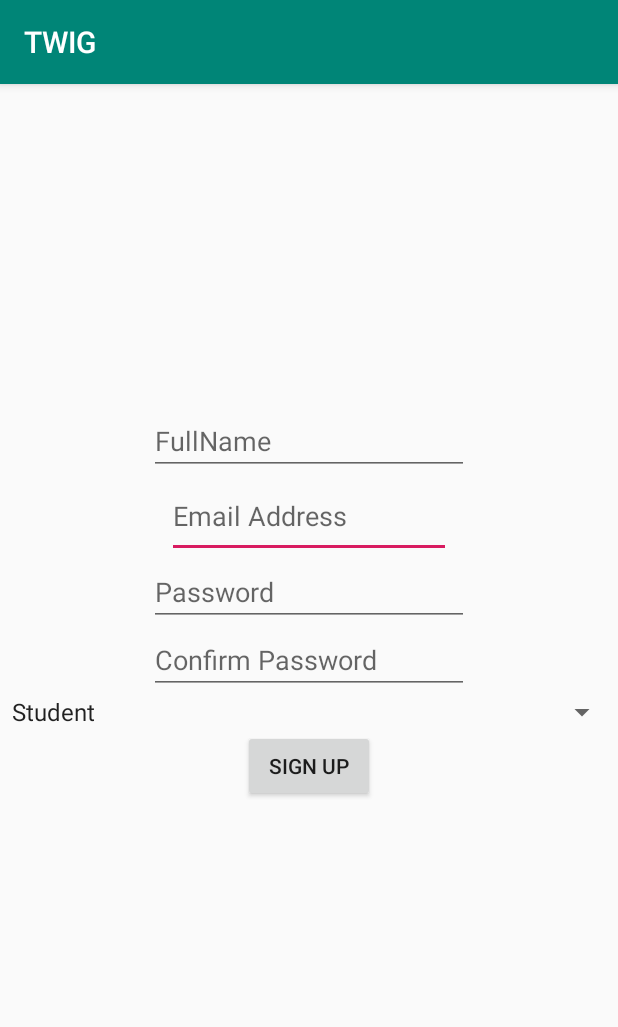
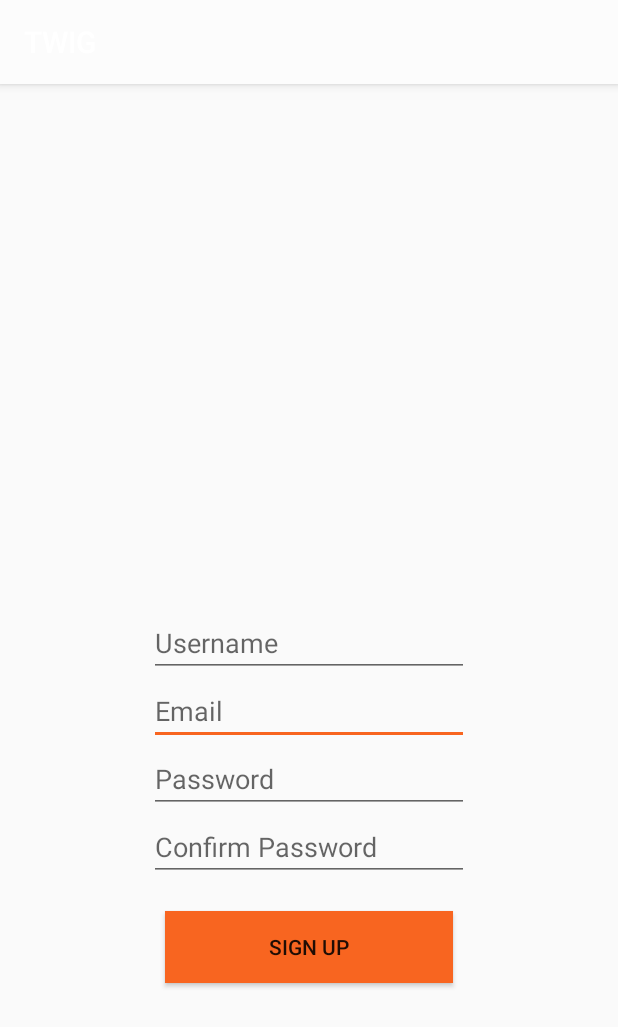
Before and after one commit to syybly/twig, an Android app: the SignupActivity screen opened directly, with no data from a screen before it, on a phone screen of 412 x 824 dp. Shown: the top 1027 px of the screen. Run offline under Robolectric (Android 15) with nearby library versions, the phone set to English and light mode, and no system bars; 1 statement that could not run was skipped.

Commit message:
change the tablayout for sign in and sign out. sign in and login UI vision_02

```diff
--- a/app/build.gradle
+++ b/app/build.gradle
@@ -26,4 +26,5 @@ dependencies {
     testImplementation 'junit:junit:4.12'
     androidTestImplementation 'com.android.support.test:runner:1.0.2'
     androidTestImplementation 'com.android.support.test.espresso:espresso-core:3.0.2'
+    implementation 'com.android.support:design:28.0.0'
 }
--- a/app/src/main/java/com/rmit/twig/View/LoginActivity.java
+++ b/app/src/main/java/com/rmit/twig/View/LoginActivity.java
@@ -3,11 +3,16 @@ package com.rmit.twig.View;
 import android.content.Context;
 import android.content.Intent;
 import android.os.Bundle;
+import android.support.design.widget.TabItem;
+import android.support.design.widget.TabLayout;
+import android.support.v4.view.PagerAdapter;
+import android.support.v4.view.ViewPager;
 import android.support.v7.app.AppCompatActivity;
 import android.view.View;
 import android.widget.Button;
 import android.widget.EditText;
 import android.widget.Toast;
+import android.widget.Toolbar;
 
 import com.rmit.twig.Controller.DataHolder;
 import com.rmit.twig.Controller.SignInController;
--- a/app/src/main/res/layout/signup.xml
+++ b/app/src/main/res/layout/signup.xml
@@ -1,12 +1,14 @@
 <?xml version="1.0" encoding="utf-8"?>
 <RelativeLayout xmlns:android="http://schemas.android.com/apk/res/android"
-    android:layout_width="match_parent" android:layout_height="match_parent">
+    android:layout_width="match_parent"
+    android:layout_height="match_parent"
+    xmlns:app="http://schemas.android.com/apk/res-auto">
 
     <EditText
         android:id="@+id/EmailAdd"
-        android:layout_width="189dp"
-        android:layout_height="55dp"
-        android:layout_above="@id/Password"
+        android:layout_width="wrap_content"
+        android:layout_height="wrap_content"
+        android:layout_below="@id/FullName"
         android:layout_centerHorizontal="true"
         android:hint="@string/EmailAdd"
         android:ems="10"
@@ -16,7 +18,7 @@
         android:id="@+id/Password"
         android:layout_width="wrap_content"
         android:layout_height="wrap_content"
-        android:layout_above="@id/ConfirmPassword"
+        android:layout_below="@id/EmailAdd"
         android:layout_centerHorizontal="true"
         android:hint="@string/Password"
         android:ems="10"
@@ -26,7 +28,7 @@
         android:id="@+id/ConfirmPassword"
         android:layout_width="wrap_content"
         android:layout_height="wrap_content"
-        android:layout_centerInParent="true"
+        android:layout_below="@id/Password"
         android:layout_centerHorizontal="true"
         android:ems="10"
         android:hint ="@string/ConfirmPassword"
@@ -36,31 +38,27 @@
         android:id="@+id/FullName"
         android:layout_width="wrap_content"
         android:layout_height="wrap_content"
-        android:layout_above="@id/EmailAdd"
+        android:layout_marginTop="350dp"
+        android:layout_marginEnd="70dp"
         android:layout_centerHorizontal="true"
         android:ems="10"
         android:inputType="textPersonName"
         android:hint="@string/FullName"
         android:autofillHints="" />
 
-    <Spinner
-        android:id="@+id/Spinner"
-        android:layout_width="match_parent"
-        android:layout_height="wrap_content"
-        android:layout_below="@id/ConfirmPassword"
-        android:layout_centerHorizontal="true"
-        android:ems="10"
-        android:text="@string/Spinner"
-        android:entries="@array/spinnerItems"
-        android:spinnerMode="dropdown" />
-
     <Button
         android:id="@+id/SignUp"
         android:layout_width="wrap_content"
         android:layout_height="wrap_content"
-        android:layout_below="@id/Spinner"
+        android:layout_below="@id/ConfirmPassword"
+        android:background="@color/colorAccent"
+        android:layout_centerHorizontal="true"
+        android:text="@string/SignUp"
+        android:layout_marginTop="20dp"
+        android:ems="12"/>
 
-        android:layout_centerHorizontal="true"
-        android:text="@string/SignUp" />
+
+
+
 
 </RelativeLayout>
--- a/app/src/main/res/values/colors.xml
+++ b/app/src/main/res/values/colors.xml
@@ -1,6 +1,6 @@
 <?xml version="1.0" encoding="utf-8"?>
 <resources>
-    <color name="colorPrimary">#008577</color>
+    <color name="colorPrimary">#FCFCFC</color>
     <color name="colorPrimaryDark">#00574B</color>
-    <color name="colorAccent">#D81B60</color>
+    <color name="colorAccent">#F86520</color>
 </resources>
--- a/app/src/main/res/values/strings.xml
+++ b/app/src/main/res/values/strings.xml
@@ -1,9 +1,9 @@
 <resources>
     <string name="app_name">TWIG</string>
-    <string name="EmailAdd">Email Address</string>
+    <string name="EmailAdd">Email</string>
     <string name="Password">Password</string>
     <string name="ConfirmPassword">Confirm Password</string>
-    <string name="FullName">FullName</string>
+    <string name="FullName">Username</string>
     <string name="Spinner">Select your account roll?</string>
 
     <string-array name="spinnerItems">
@@ -13,8 +13,10 @@
     </string-array>
 
     <string name="SignUp">Sign Up</string>
-    <string name="Fgtpswd">Forget Password</string>
-    <string name="Login">Login</string>
+    <string name="Fgtpswd">Forget your password?</string>
+    <string name="Login">Sign In</string>
 
     <string name="Submit">Submit</string>
+
+
 </resources>
```
Also changed, not shown: app/src/main/res/layout/loginpage.xml (+17 -16 lines), app/src/main/res/layout/signupinbg.xml (added, +53 -0 lines).
